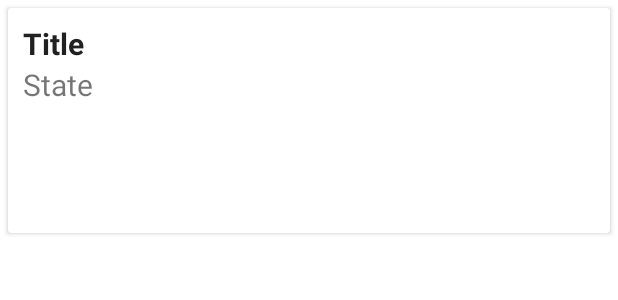
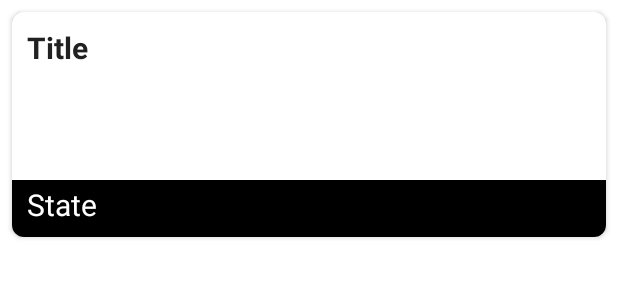
Before and after one commit to hillanvieira/GitIssues, an Android app: the layout issue_item.xml on its own in the app's theme, with its tools: preview values and no code run, on a phone screen of 412 x 824 dp. Shown: the top 300 px of the screen. Run offline under Robolectric (Android 15) with nearby library versions, the phone set to English and light mode, and no system bars.

Commit message:
Google made me wait 15 minutes to test every notification :(

```diff
--- a/app/src/main/java/br/com/hillan/gitissues/services/UpdateListWorker.kt
+++ b/app/src/main/java/br/com/hillan/gitissues/services/UpdateListWorker.kt
@@ -1,7 +1,6 @@
 package br.com.hillan.gitissues.services
 
 import android.app.NotificationManager
-import android.app.PendingIntent.FLAG_UPDATE_CURRENT
 import android.app.PendingIntent.getActivity
 import android.content.Context
 import android.content.Context.NOTIFICATION_SERVICE
@@ -9,7 +8,6 @@ import android.content.Intent
 import android.content.SharedPreferences
 import android.util.Log
 import androidx.core.app.NotificationCompat
-import androidx.core.app.NotificationManagerCompat
 import androidx.work.Worker
 import androidx.work.WorkerParameters
 import br.com.hillan.gitissues.R
@@ -37,15 +35,16 @@ class UpdateListWorker(context: Context, workerParams: WorkerParameters) :
 
     override fun doWork(): Result {
 
-        repository.updateListToDb()
         oldLastIssue = sharedpreferences.getString("lastIssueTitle", "no new issues")!!
 
         GlobalScope.launch {
+
+            repository.updateListToDb()
+
             delay(5000)
-
             repository.lastIssue.collect { it ->
                 newLastIssue = it.title
-                sharedpreferences.edit().putString("lastIssueTitle", newLastIssue).commit()
+                sharedpreferences.edit().putString("lastIssueTitle", it.title).commit()
                 if (oldLastIssue != newLastIssue) {
                     sendNotification(it.title)
                 }
--- a/app/src/main/res/layout/activity_main.xml
+++ b/app/src/main/res/layout/activity_main.xml
@@ -9,8 +9,8 @@
 
     <androidx.recyclerview.widget.RecyclerView
         android:id="@+id/issue_list"
-        android:layout_width="match_parent"
-        android:layout_height="match_parent"
+        android:layout_width="0dp"
+        android:layout_height="0dp"
         app:layout_constraintBottom_toBottomOf="parent"
         app:layout_constraintEnd_toEndOf="parent"
         app:layout_constraintStart_toStartOf="parent"
--- a/app/src/main/res/layout/issue_item.xml
+++ b/app/src/main/res/layout/issue_item.xml
@@ -1,33 +1,60 @@
 <?xml version="1.0" encoding="utf-8"?>
 <androidx.cardview.widget.CardView xmlns:android="http://schemas.android.com/apk/res/android"
+    xmlns:app="http://schemas.android.com/apk/res-auto"
     xmlns:tools="http://schemas.android.com/tools"
     android:layout_width="match_parent"
     android:layout_height="150dp"
-    android:layout_margin="5dp"
-    android:maxHeight="250dp">
+    android:layout_marginStart="8dp"
+    android:layout_marginLeft="8dp"
+    android:layout_marginTop="8dp"
+    android:layout_marginEnd="8dp"
+    android:layout_marginRight="8dp"
+    android:layout_marginBottom="0dp"
+    app:cardCornerRadius="8dp">
 
-    <LinearLayout
+
+    <androidx.constraintlayout.widget.ConstraintLayout
         android:layout_width="match_parent"
-        android:layout_height="wrap_content"
-        android:layout_margin="10dp"
-        android:orientation="vertical">
+        android:layout_height="match_parent">
+
+        <ImageView
+            android:id="@+id/imageView"
+            android:layout_width="0dp"
+            android:layout_height="38dp"
+            app:layout_constraintBottom_toBottomOf="parent"
+            app:layout_constraintEnd_toEndOf="parent"
+            app:layout_constraintStart_toStartOf="parent"
+            app:srcCompat="@color/black" />
 
         <TextView
             android:id="@+id/issue_item_title"
-            android:layout_width="match_parent"
+            android:layout_width="wrap_content"
             android:layout_height="wrap_content"
+            android:layout_margin="10dp"
             android:textColor="@color/primaryColor"
             android:textSize="20sp"
             android:textStyle="bold"
+            app:layout_constraintBottom_toTopOf="@+id/issue_item_state"
+            app:layout_constraintEnd_toEndOf="parent"
+            app:layout_constraintHorizontal_bias="0.0"
+            app:layout_constraintStart_toStartOf="parent"
+            app:layout_constraintTop_toTopOf="parent"
+            app:layout_constraintVertical_bias="0.0"
             tools:text="Title" />
 
         <TextView
             android:id="@+id/issue_item_state"
-            android:layout_width="match_parent"
+            android:layout_width="wrap_content"
             android:layout_height="wrap_content"
+            android:layout_marginBottom="8dp"
+            android:textColor="@color/white"
             android:textSize="20sp"
+            app:layout_constraintBottom_toBottomOf="parent"
+            app:layout_constraintStart_toStartOf="@+id/issue_item_title"
             tools:text="State" />
 
-    </LinearLayout>
+
+    </androidx.constraintlayout.widget.ConstraintLayout>
+
 
 </androidx.cardview.widget.CardView>
```
